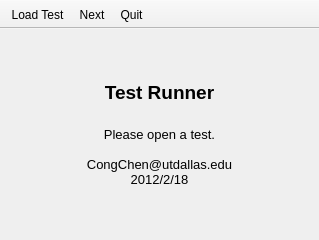
The window that MainWindow.ui (congchenutd/testrunner) describes before a commit, drawn with Qt 5.
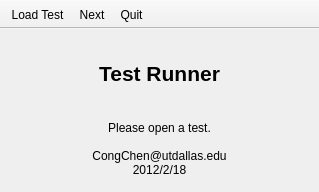
The same window after the commit. Icons and pictures are not drawn.

Diff of the .ui file:
```diff
--- a/MainWindow.ui
+++ b/MainWindow.ui
@@ -7,7 +7,7 @@
     <x>0</x>
     <y>0</y>
     <width>319</width>
-    <height>240</height>
+    <height>192</height>
    </rect>
   </property>
   <property name="windowTitle">
@@ -23,22 +23,29 @@
      <widget class="QLabel" name="labelIntro">
       <property name="font">
        <font>
-        <pointsize>14</pointsize>
+        <pointsize>16</pointsize>
         <weight>75</weight>
         <bold>true</bold>
        </font>
       </property>
       <property name="text">
-       <string>&lt;!DOCTYPE HTML PUBLIC &quot;-//W3C//DTD HTML 4.0//EN&quot; &quot;http://www.w3.org/TR/REC-html40/strict.dtd&quot;&gt;
-&lt;html&gt;&lt;head&gt;&lt;meta name=&quot;qrichtext&quot; content=&quot;1&quot; /&gt;&lt;style type=&quot;text/css&quot;&gt;
-p, li { white-space: pre-wrap; }
-&lt;/style&gt;&lt;/head&gt;&lt;body style=&quot; font-family:'MS Shell Dlg 2'; font-size:14pt; font-weight:600; font-style:normal;&quot;&gt;
-&lt;p align=&quot;center&quot; style=&quot; margin-top:0px; margin-bottom:0px; margin-left:0px; margin-right:0px; -qt-block-indent:0; text-indent:0px;&quot;&gt;&lt;span style=&quot; font-family:'Lucida Grande';&quot;&gt;Test Runner&lt;/span&gt;&lt;/p&gt;
-&lt;p align=&quot;center&quot; style=&quot;-qt-paragraph-type:empty; margin-top:0px; margin-bottom:0px; margin-left:0px; margin-right:0px; -qt-block-indent:0; text-indent:0px; font-family:'Lucida Grande';&quot;&gt;&lt;/p&gt;
-&lt;p align=&quot;center&quot; style=&quot; margin-top:0px; margin-bottom:0px; margin-left:0px; margin-right:0px; -qt-block-indent:0; text-indent:0px;&quot;&gt;&lt;span style=&quot; font-family:'Lucida Grande'; font-size:10pt; font-weight:400;&quot;&gt;Please open a test.&lt;/span&gt;&lt;/p&gt;
-&lt;p align=&quot;center&quot; style=&quot;-qt-paragraph-type:empty; margin-top:0px; margin-bottom:0px; margin-left:0px; margin-right:0px; -qt-block-indent:0; text-indent:0px; font-family:'Lucida Grande'; font-size:10pt;&quot;&gt;&lt;/p&gt;
-&lt;p align=&quot;center&quot; style=&quot; margin-top:0px; margin-bottom:0px; margin-left:0px; margin-right:0px; -qt-block-indent:0; text-indent:0px;&quot;&gt;&lt;span style=&quot; font-family:'Lucida Grande'; font-size:10pt; font-weight:400;&quot;&gt;CongChen@utdallas.edu&lt;/span&gt;&lt;/p&gt;
-&lt;p align=&quot;center&quot; style=&quot; margin-top:0px; margin-bottom:0px; margin-left:0px; margin-right:0px; -qt-block-indent:0; text-indent:0px;&quot;&gt;&lt;span style=&quot; font-family:'Lucida Grande'; font-size:10pt; font-weight:400;&quot;&gt;2012/2/18&lt;/span&gt;&lt;/p&gt;&lt;/body&gt;&lt;/html&gt;</string>
+       <string>Test Runner</string>
+      </property>
+      <property name="alignment">
+       <set>Qt::AlignCenter</set>
+      </property>
+     </widget>
+    </item>
+    <item>
+     <widget class="QLabel" name="label">
+      <property name="text">
+       <string>Please open a test.
+
+CongChen@utdallas.edu
+2012/2/18</string>
+      </property>
+      <property name="alignment">
+       <set>Qt::AlignCenter</set>
       </property>
      </widget>
     </item>
```
